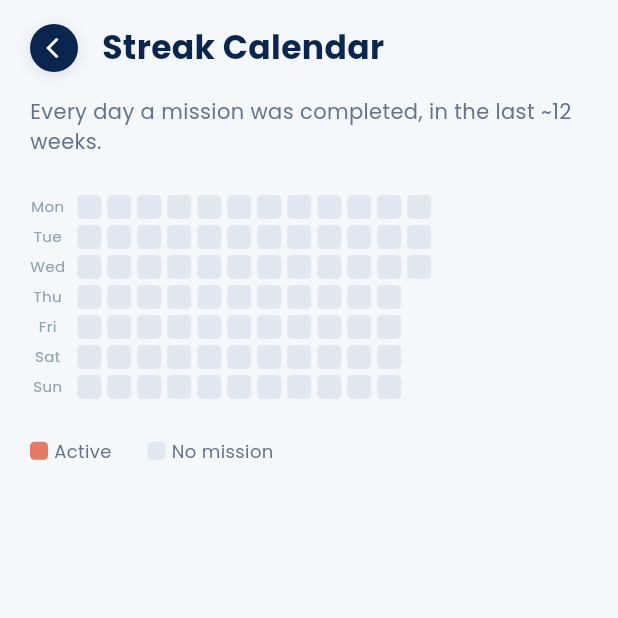
After one commit to niccocahya/MiRo-MissionRoleplay, a Flutter app: the ProgressPage screen opened by its route, after a tap on an icon or button, on a phone screen of 412 x 824 dp, the top half of it. The commit adds this screen. Run offline on Flutter 3.47's test engine with Material 3 defaults, Android fonts, the phone set to English and light mode, and no system bars; our stand-ins replace cached_network_image, confetti, fl_chart, flutter_riverpod, flutter_tts, go_router and 7 more; missing offline and left inert: gal; accounts and stored records are empty.

Commit message:
feat: 3 complementary features from full re-audit (badges, memory book, streak calendar) + Mink link from Help Center
- All Badges page: full catalog of every badge (locked and unlocked) for
  the active child, grouped by role, realtime. Previously badges were
  only ever visible piecemeal -- a "recent" strip on Home (last few only)
  and embedded as requirements inside certificate cards. Linked from
  Home's Recent Achievements section ("See All" + tapping any card,
  previously non-interactive) and a permanent Profile menu entry.
- Memory Book: a photo grid across every completed mission's journal
  photos, with a role filter and a full-size viewer (mission title + date
  caption). Journal photos were previously only revisitable one mission
  at a time via Progress's replay feature. mission_logs.mission_id has no
  FK to missions_master (unlike child_id), so the provider joins 3
  separate queries client-side rather than a single PostgREST embed.
- Streak Calendar: a GitHub-style contribution grid (12 weeks) of which
  days had a completed mission -- streak was previously shown only as a
  bare number with no way to see the underlying pattern (which days are
  typically active, which got missed). Opened by tapping Progress's
  streak card (previously static/non-interactive).
- Help Center's "What is Mink?" FAQ answer now has an "Open Mink Chat"
  button. Required lifting the chat window's open/closed state
  (previously local State in _PenguinChatButtonState) into a proper
  provider (chatWindowOpenProvider) so a different screen can open it --
  PenguinChatButton is mounted globally in main.dart's MaterialApp
  builder (above the whole navigator stack), so this works from any
  pushed screen, not just the shell tabs.

```diff
--- a/lib/core/providers/streak_provider.dart
+++ b/lib/core/providers/streak_provider.dart
@@ -106,3 +106,30 @@ final streakAtRiskProvider = StreamProvider.family<bool, String>((
         return mostRecent == yesterdayNormalized;
       });
 });
+
+/// Semua TANGGAL (dinormalisasi ke tengah malam lokal) yang punya minimal 1
+/// misi selesai -- dulu streak cuma pernah ditampilin sebagai 1 angka polos
+/// ("7 hari beruntun"), nggak ada cara liat KAPAN aja hari-hari aktifnya
+/// atau hari mana yang kelewat. Dipakai buat kalender streak di Progress.
+final streakActiveDatesProvider = StreamProvider.family<Set<DateTime>, String>((
+  ref,
+  childId,
+) {
+  if (childId.isEmpty) return Stream.value({});
+
+  final supabase = Supabase.instance.client;
+  return supabase
+      .from('mission_logs')
+      .stream(primaryKey: ['id'])
+      .eq('child_id', childId)
+      .map((event) {
+        final Set<DateTime> dates = {};
+        for (final log in event) {
+          if (log['status'] != 'completed') continue;
+          final date = parseDateSafely(log['completed_at'] ?? '');
+          if (date == null) continue;
+          dates.add(DateTime(date.year, date.month, date.day));
+        }
+        return dates;
+      });
+});
--- a/lib/features/profile/profile_page.dart
+++ b/lib/features/profile/profile_page.dart
@@ -12,6 +12,7 @@ import './screens/all_badges_page.dart';
 import './screens/all_certificates_page.dart';
 import './screens/certificate_detail_page.dart';
 import './screens/edit_questionnaire_page.dart';
+import './screens/memory_book_page.dart';
 import './data/certificate_provider.dart';
 import '../../core/router/app_page_transition.dart';
 import '../../core/app_info.dart';
@@ -103,6 +104,7 @@ const Map<String, Map<String, String>> _t = {
     'menu_switch_account': "Switch Account",
     'menu_questionnaire': "Interests & Learning Style",
     'menu_badges': "All Badges",
+    'menu_memory_book': "Memory Book",
     'logout': "Log Out",
     'confirm_logout_title': "Log out?",
     'confirm_logout_desc': "You'll need to log in again to access this account.",
@@ -195,6 +197,7 @@ const Map<String, Map<String, String>> _t = {
     'menu_switch_account': "Ganti Akun",
     'menu_questionnaire': "Minat & Gaya Belajar",
     'menu_badges': "Semua Lencana",
+    'menu_memory_book': "Buku Kenangan",
     'logout': "Keluar",
     'confirm_logout_title': "Keluar dari akun?",
     'confirm_logout_desc': "Kamu perlu login lagi buat masuk ke akun ini.",
@@ -2262,6 +2265,15 @@ class _ProfilePageState extends ConsumerState<ProfilePage> {
               AllBadgesPage(childId: childData['id'] ?? ''),
             ),
           ),
+          // Dulu foto journal cuma bisa diliat lagi 1 misi per 1 misi
+          // lewat replay di Progress -- nggak ada galeri terpadu.
+          _buildMenuItem(
+            texts['menu_memory_book']!,
+            Icons.photo_library_rounded,
+            () => _navigateToFullscreen(
+              MemoryBookPage(childId: childData['id'] ?? ''),
+            ),
+          ),
           _buildMenuItem(
             texts['menu_settings']!,
             Icons.settings_rounded,
--- a/lib/features/progress/progress_page.dart
+++ b/lib/features/progress/progress_page.dart
@@ -24,6 +24,7 @@ import '../../shared/widgets/app_state_views.dart';
 // IMPORT BARU UNTUK MEMBUKA JURNAL
 import '../missions/data/mission_model.dart';
 import '../missions/screens/mission_journal_screen.dart';
+import 'screens/streak_calendar_page.dart';
 
 // parseDateSafely & streakProvider dipindah ke core/utils/date_utils.dart
 // dan core/providers/streak_provider.dart (dulu duplikat persis di sini
@@ -482,7 +483,7 @@ class _ProgressPageState extends ConsumerState<ProgressPage> {
                 crossAxisAlignment: CrossAxisAlignment.start,
                 children: [
                   _buildHeader(texts, childName),
-                  _buildStreakAndLevelSection(currentStreak, totalXp, texts),
+                  _buildStreakAndLevelSection(currentStreak, totalXp, texts, childId),
                   _buildRadarChart(texts, radarData, rawScores, maxIndex),
                   _buildSkillTrendSection(texts, trendAsync, maxIndex),
 
@@ -558,6 +559,7 @@ class _ProgressPageState extends ConsumerState<ProgressPage> {
     int streak,
     int totalXp,
     Map<String, String> texts,
+    String childId,
   ) {
     final levelData = calculateLevelInfo(totalXp);
     final int level = levelData.level;
@@ -573,6 +575,13 @@ class _ProgressPageState extends ConsumerState<ProgressPage> {
           crossAxisAlignment: CrossAxisAlignment.stretch,
           children: [
             Expanded(
+              // Dulu kartu ini statis (angka streak polos, nggak bisa
+              // di-tap). Sekarang buka kalender streak -- pola hari
+              // aktif/kelewat, bukan cuma 1 angka.
+              child: GestureDetector(
+                onTap: () => Navigator.of(context, rootNavigator: true).push(
+                  appPageRoute(StreakCalendarPage(childId: childId)),
+                ),
                 child: Container(
                   padding: const EdgeInsets.all(16),
                   decoration: BoxDecoration(
@@ -612,6 +621,7 @@ class _ProgressPageState extends ConsumerState<ProgressPage> {
                         ),
                       ),
                     ],
+                  ),
                 ),
               ),
             ),
--- /dev/null
+++ b/lib/features/progress/screens/streak_calendar_page.dart
@@ -0,0 +1,197 @@
+import 'package:flutter/material.dart';
+import 'package:flutter_riverpod/flutter_riverpod.dart';
+import 'package:intl/intl.dart';
+
+import '../../../core/providers/language_provider.dart';
+import '../../../core/providers/streak_provider.dart';
+import '../../../core/theme/app_colors.dart';
+import '../../../core/theme/app_spacing.dart';
+import '../../../core/theme/app_text_styles.dart';
+import '../../../core/theme/responsive.dart';
+import '../../../shared/widgets/app_state_views.dart';
+import '../../../shared/widgets/back_button.dart';
+
+const Map<String, Map<String, String>> _t = {
+  'en': {
+    'title': "Streak Calendar",
+    'subtitle': "Every day a mission was completed, in the last ~12 weeks.",
+    'legend_active': "Active",
+    'legend_inactive': "No mission",
+    'err': "Failed to load streak history: ",
+  },
+  'id': {
+    'title': "Kalender Streak",
+    'subtitle': "Hari-hari misi diselesaikan, ~12 minggu terakhir.",
+    'legend_active': "Aktif",
+    'legend_inactive': "Nggak ada misi",
+    'err': "Gagal memuat riwayat streak: ",
+  },
+};
+
+const List<String> _kDayLabelsId = ["Sen", "Sel", "Rab", "Kam", "Jum", "Sab", "Min"];
+const List<String> _kDayLabelsEn = ["Mon", "Tue", "Wed", "Thu", "Fri", "Sat", "Sun"];
+
+/// Kalender ala "contribution graph" GitHub buat streak -- dulu streak
+/// cuma ditampilin sebagai 1 angka polos ("7 hari beruntun"), nggak ada
+/// cara liat POLA aktivitasnya (hari apa biasanya aktif, kapan kelewat).
+class StreakCalendarPage extends ConsumerWidget {
+  final String childId;
+
+  const StreakCalendarPage({super.key, required this.childId});
+
+  @override
+  Widget build(BuildContext context, WidgetRef ref) {
+    final lang = ref.watch(languageProvider);
+    final texts = _t[lang] ?? _t['en']!;
+    final hPad = context.pageHPadding;
+
+    final activeDatesAsync = ref.watch(streakActiveDatesProvider(childId));
+
+    return Scaffold(
+      backgroundColor: AppColors.background,
+      body: SafeArea(
+        child: Column(
+          crossAxisAlignment: CrossAxisAlignment.start,
+          children: [
+            Padding(
+              padding: EdgeInsets.fromLTRB(hPad, 16, hPad, 8),
+              child: Row(
+                children: [
+                  CustomBackButton(onPressed: () => Navigator.pop(context)),
+                  const SizedBox(width: AppSpacing.md),
+                  Expanded(
+                    child: Text(texts['title']!, style: AppTextStyles.h2()),
+                  ),
+                ],
+              ),
+            ),
+            Expanded(
+              child: activeDatesAsync.when(
+                loading: () => const AppLoading(),
+                error: (e, s) => AppErrorView(message: "${texts['err']}$e"),
+                data: (activeDates) => SingleChildScrollView(
+                  padding: EdgeInsets.fromLTRB(hPad, 8, hPad, 40),
+                  child: Column(
+                    crossAxisAlignment: CrossAxisAlignment.start,
+                    children: [
+                      Text(
+                        texts['subtitle']!,
+                        style: AppTextStyles.body(color: AppColors.textSecondary),
+                      ),
+                      const SizedBox(height: AppSpacing.lg),
+                      _CalendarGrid(activeDates: activeDates, lang: lang),
+                      const SizedBox(height: AppSpacing.lg),
+                      Row(
+                        children: [
+                          _legendDot(AppColors.accent),
+                          const SizedBox(width: AppSpacing.xs),
+                          Text(
+                            texts['legend_active']!,
+                            style: AppTextStyles.caption(color: AppColors.textSecondary),
+                          ),
+                          const SizedBox(width: AppSpacing.lg),
+                          _legendDot(AppColors.border),
+                          const SizedBox(width: AppSpacing.xs),
+                          Text(
+                            texts['legend_inactive']!,
+                            style: AppTextStyles.caption(color: AppColors.textSecondary),
+                          ),
+                        ],
+                      ),
+                    ],
+                  ),
+                ),
+              ),
+            ),
+          ],
+        ),
+      ),
+    );
+  }
+
+  Widget _legendDot(Color color) {
+    return Container(
+      width: 12,
+      height: 12,
+      decoration: BoxDecoration(color: color, borderRadius: BorderRadius.circular(3)),
+    );
+  }
+}
+
+class _CalendarGrid extends StatelessWidget {
+  const _CalendarGrid({required this.activeDates, required this.lang});
+
+  final Set<DateTime> activeDates;
+  final String lang;
+
+  @override
+  Widget build(BuildContext context) {
+    final dayLabels = lang == 'id' ? _kDayLabelsId : _kDayLabelsEn;
+    final today = DateTime.now();
+    final todayNormalized = DateTime(today.year, today.month, today.day);
+
+    // Mundur ke hari Senin minggu ini, terus mundur lagi 11 minggu penuh --
+    // total 12 minggu (84 hari), disusun kolom = minggu, baris = hari.
+    final int weekdayOffset = todayNormalized.weekday - 1; // Senin = 0
+    final startOfThisWeek = todayNormalized.subtract(Duration(days: weekdayOffset));
+    final gridStart = startOfThisWeek.subtract(const Duration(days: 7 * 11));
+
+    final List<List<DateTime>> weeks = List.generate(12, (weekIndex) {
+      final weekStart = gridStart.add(Duration(days: 7 * weekIndex));
+      return List.generate(7, (dayIndex) => weekStart.add(Duration(days: dayIndex)));
+    });
+
+    return SingleChildScrollView(
+      scrollDirection: Axis.horizontal,
+      reverse: true, // Mulai scroll dari minggu paling baru (kanan).
+      child: Row(
+        crossAxisAlignment: CrossAxisAlignment.start,
+        children: [
+          Column(
+            children: dayLabels
+                .map((d) => Padding(
+                      padding: const EdgeInsets.symmetric(vertical: 2),
+                      child: SizedBox(
+                        height: 16,
+                        child: Text(
+                          d,
+                          style: AppTextStyles.caption(color: AppColors.textMuted)
+                              .copyWith(fontSize: 10),
+                        ),
+                      ),
+                    ))
+                .toList(),
+          ),
+          const SizedBox(width: AppSpacing.sm),
+          ...weeks.map((week) {
+            return Padding(
+              padding: const EdgeInsets.only(right: 4),
+              child: Column(
+                children: week.map((date) {
+                  final bool isFuture = date.isAfter(todayNormalized);
+                  final bool isActive = activeDates.contains(date);
+                  return Padding(
+                    padding: const EdgeInsets.symmetric(vertical: 2),
+                    child: Tooltip(
+                      message: DateFormat('dd MMM yyyy').format(date),
+                      child: Container(
+                        width: 16,
+                        height: 16,
+                        decoration: BoxDecoration(
+                          color: isFuture
+                              ? Colors.transparent
+                              : (isActive ? AppColors.accent : AppColors.border),
+                          borderRadius: BorderRadius.circular(3),
+                        ),
+                      ),
+                    ),
+                  );
+                }).toList(),
+              ),
+            );
+          }),
+        ],
+      ),
+    );
+  }
+}
```
Also changed, not shown: lib/features/help/help_center_page.dart (+38 -0 lines), lib/features/profile/screens/memory_book_page.dart (added, +242 -0 lines), lib/shared/widgets/penguin_chat_bot.dart (+29 -6 lines). Lines whose indentation alone changed are shown as unchanged.
